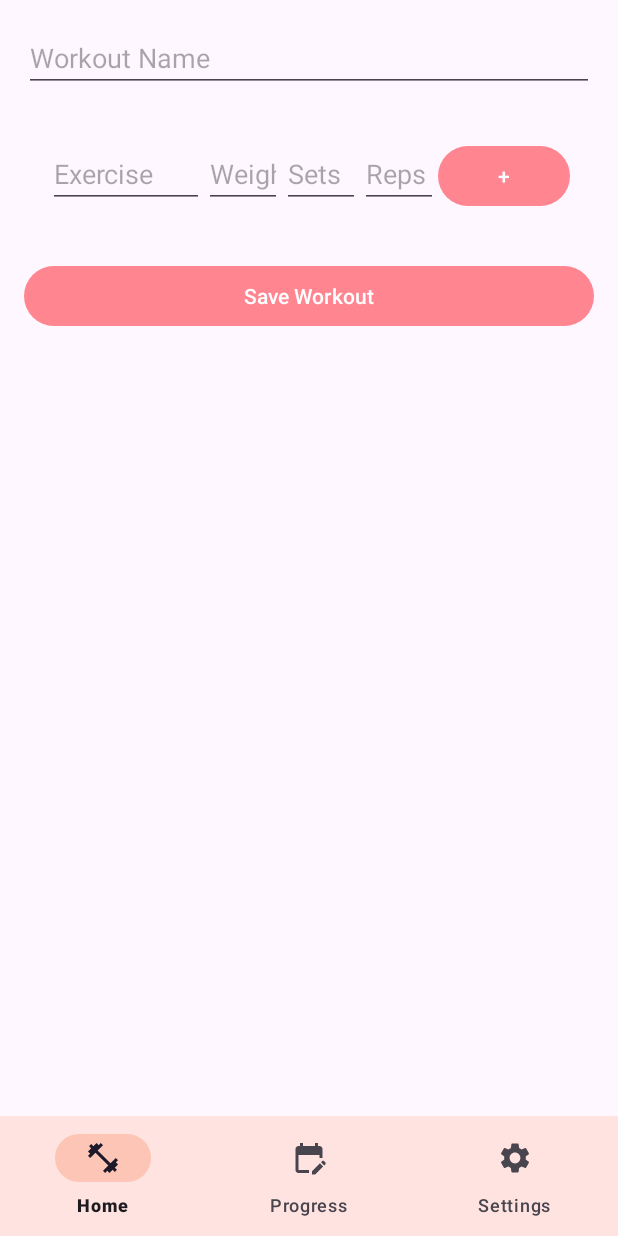
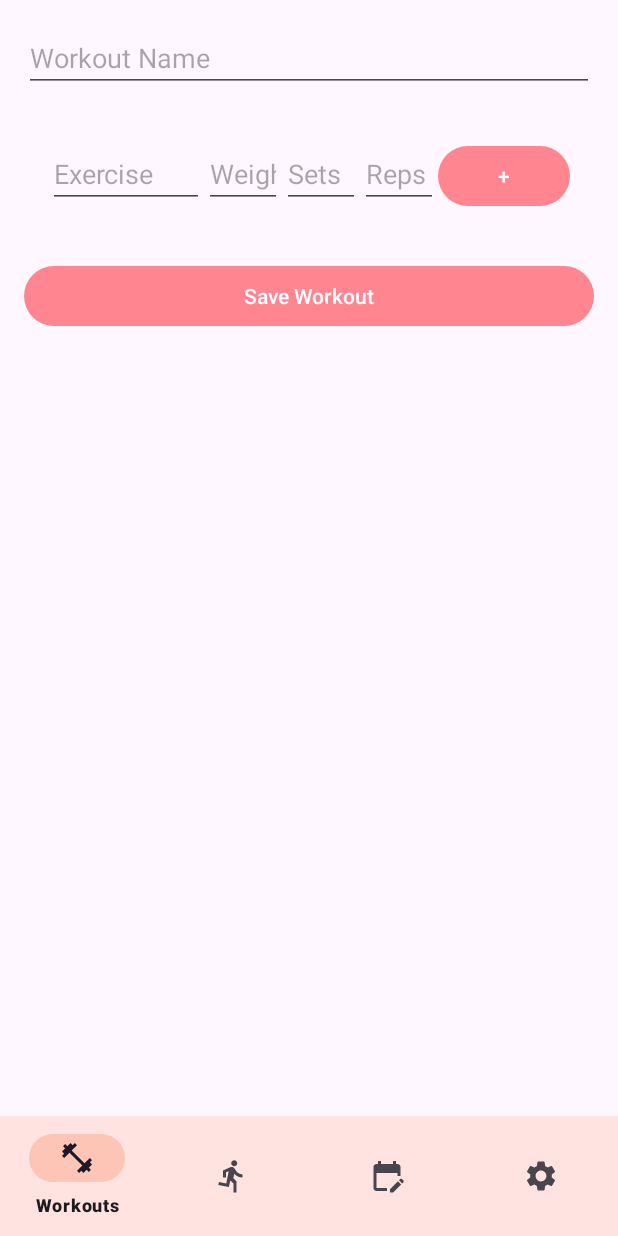
Before and after one commit to Frankie915/LeachPeach, an Android app: the screen it shows after launch (MainActivity), after a tap on "add workout", on a phone screen of 412 x 824 dp. Run offline under Robolectric (Android 15) with nearby library versions, the phone set to English and light mode, and no system bars; our stand-ins replace Room's generated code, navigation-ui.

Commit message:
exercise nav

```diff
--- /dev/null
+++ b/app/src/main/res/drawable/ic_run.xml
@@ -0,0 +1,5 @@
+<vector android:autoMirrored="true" android:height="24dp"
+    android:tint="#000000" android:viewportHeight="24"
+    android:viewportWidth="24" android:width="24dp" xmlns:android="http://schemas.android.com/apk/res/android">
+    <path android:fillColor="@android:color/white" android:pathData="M13.49,5.48c1.1,0 2,-0.9 2,-2s-0.9,-2 -2,-2 -2,0.9 -2,2 0.9,2 2,2zM9.89,19.38l1,-4.4 2.1,2v6h2v-7.5l-2.1,-2 0.6,-3c1.3,1.5 3.3,2.5 5.5,2.5v-2c-1.9,0 -3.5,-1 -4.3,-2.4l-1,-1.6c-0.4,-0.6 -1,-1 -1.7,-1 -0.3,0 -0.5,0.1 -0.8,0.1l-5.2,2.2v4.7h2v-3.4l1.8,-0.7 -1.6,8.1 -4.9,-1 -0.4,2 7,1.4z"/>
+</vector>
--- a/app/src/main/res/menu/bottom_nav_menu.xml
+++ b/app/src/main/res/menu/bottom_nav_menu.xml
@@ -2,7 +2,12 @@
     <item
         android:id="@+id/mainFragment"
         android:icon="@drawable/ic_workout"
-        android:title="Home" />
+        android:title="Workouts" />
+
+    <item
+        android:id="@+id/exerciseFragment"
+        android:icon="@drawable/ic_run"
+        android:title="Exercises" />
 
     <item
         android:id="@+id/progressFragment"
--- a/app/src/main/res/navigation/nav_graph.xml
+++ b/app/src/main/res/navigation/nav_graph.xml
@@ -17,6 +17,12 @@
             android:id="@+id/action_mainFragment_to_workoutDetailFragment"
             app:destination="@id/workoutDetailFragment" />
     </fragment>
+
+    <fragment
+        android:id="@+id/exerciseFragment"
+        android:name="com.example.leachpeach.fragments.ExerciseFragment"
+        android:label="exercise_fragment"
+        tools:layout="@layout/fragment_exercise" />
 
     <fragment
         android:id="@+id/createWorkoutFragment"
```
